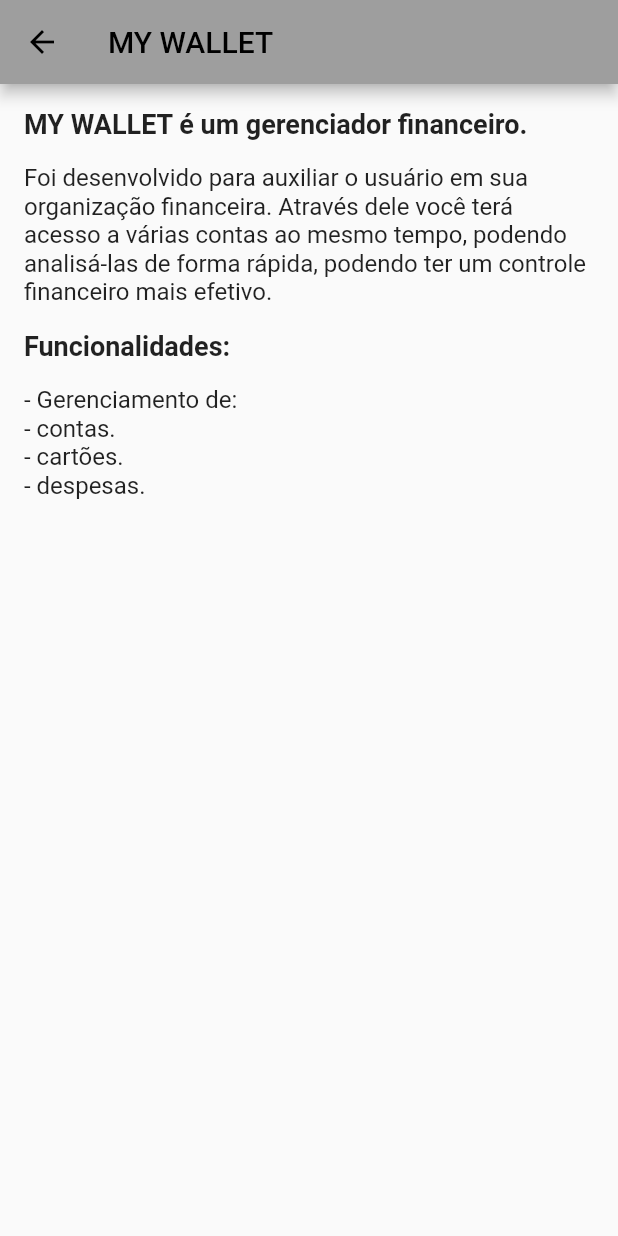
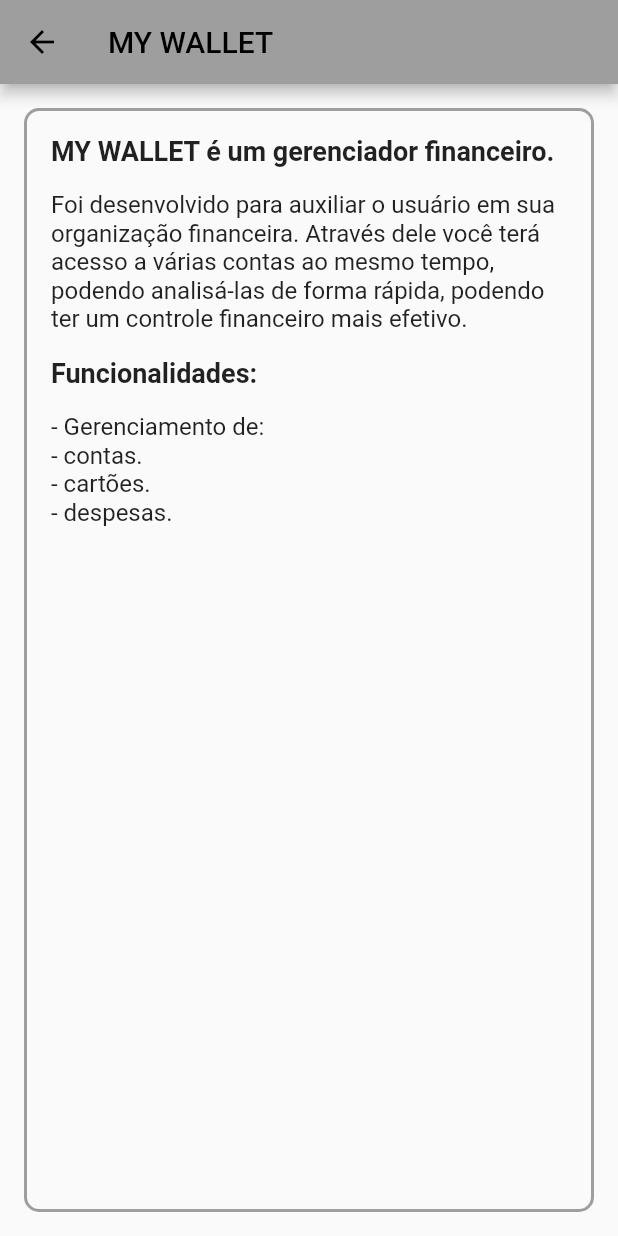
Before and after one commit to Lucasilvabr/MyWallet, a Flutter app: the SobrePage screen opened directly, on a phone screen of 412 x 824 dp. Run offline on Flutter 3.47's test engine with Material 2 defaults, Android fonts, the phone set to English and light mode, and no system bars.

Commit message:
correção da sobrepage

```diff
--- a/lib/loginpage.dart
+++ b/lib/loginpage.dart
@@ -30,6 +30,7 @@ class _LoginPageState extends State<LoginPage> {
         child: SingleChildScrollView(
 
           child: Column(
+
             mainAxisAlignment: MainAxisAlignment.center,
             children:
             <Widget>[
@@ -129,7 +130,7 @@ SizedBox(height: 100),
   onTap: () {
     Navigator.push(
       context,
-      MaterialPageRoute(builder: (context) => sobrepage()),
+      MaterialPageRoute(builder: (context) => SobrePage()),
     );
   },
   child: const Text(
@@ -147,7 +148,4 @@ SizedBox(height: 100),
       ),
     );
   }
-
-  sobrepage() {}
-
 }
--- a/lib/sobrepage.dart
+++ b/lib/sobrepage.dart
@@ -10,7 +10,15 @@ class SobrePage extends StatelessWidget {
         title: Text('MY WALLET'),
       ),
       body: Container(
+        margin: EdgeInsets.all(16),
         padding: EdgeInsets.all(16),
+        decoration: BoxDecoration(
+          border: Border.all(
+            color: Colors.grey,
+            width: 2,
+          ),
+          borderRadius: BorderRadius.circular(10),
+        ),
         child: Column(
           crossAxisAlignment: CrossAxisAlignment.start,
           children: [
```
